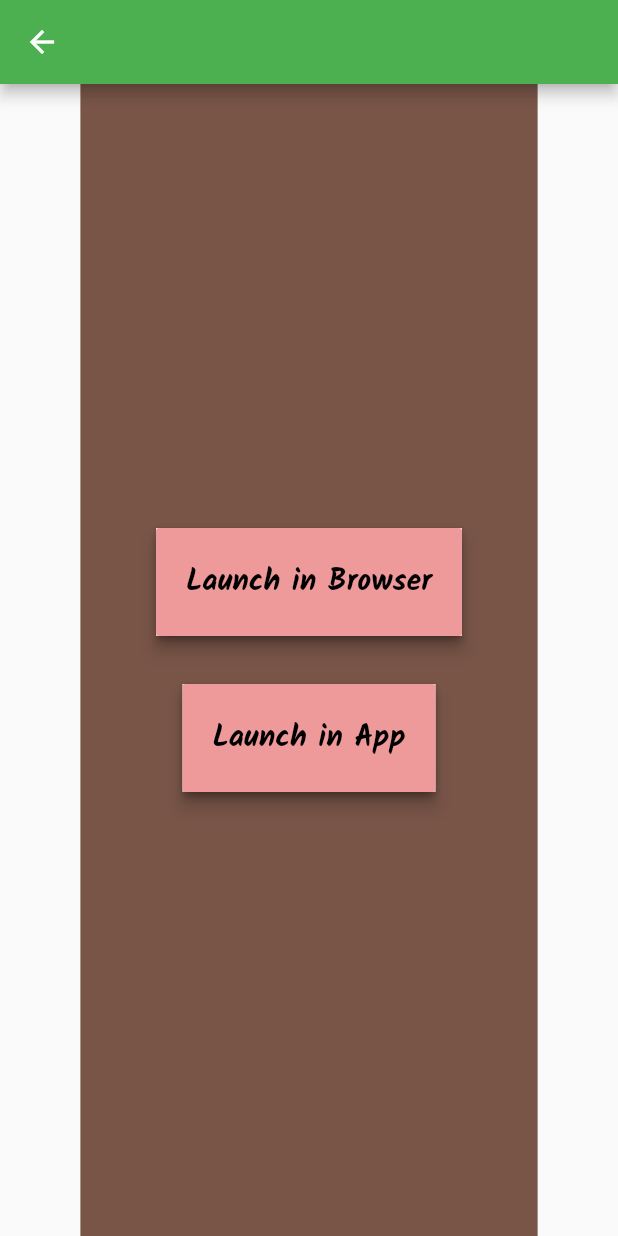
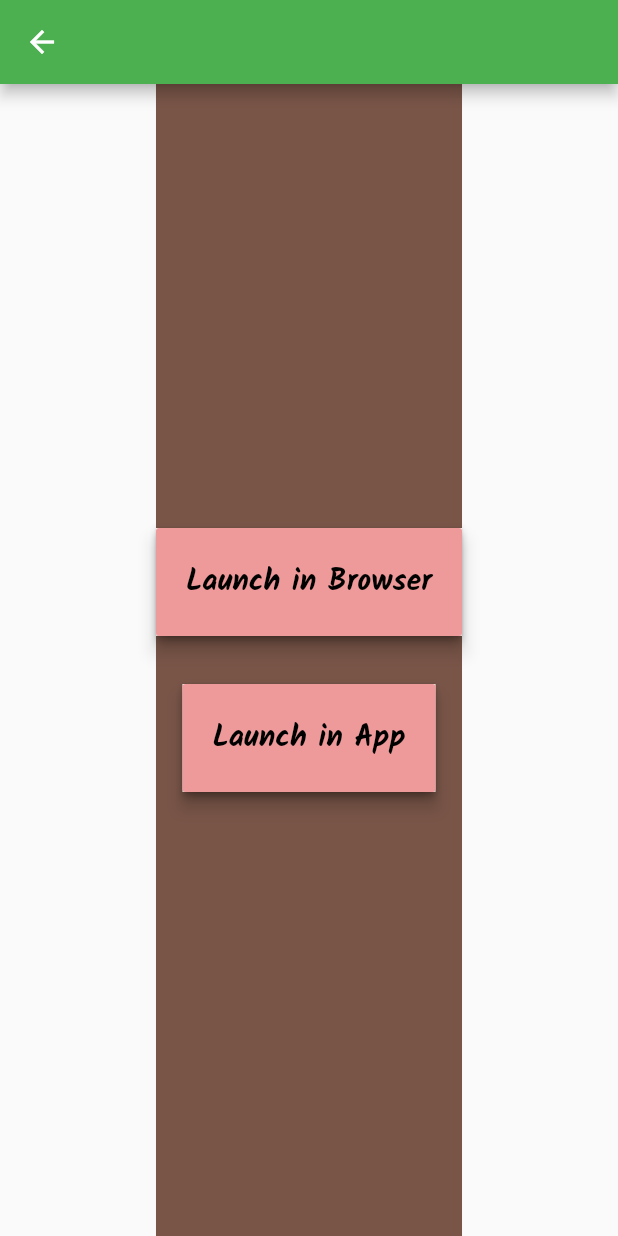
Before and after one commit to KnitidCeladon23/my_expiree_app, a Flutter app: the URLLauncher screen opened directly with empty values, on a phone screen of 412 x 824 dp. Run offline on Flutter 3.47's test engine with Material 2 defaults, Android fonts, the phone set to English and light mode, and no system bars; our stand-ins replace cloud_firestore, firebase_auth, flutter_local_notifications, google_fonts, rxdart, table_calendar; missing offline and left inert: firebase_helpers; accounts and stored records are empty.

Commit message:
remove padding widget

```diff
--- a/lib/screens/urlLauncher.dart
+++ b/lib/screens/urlLauncher.dart
@@ -119,8 +119,6 @@ class _URLLauncherState extends State<URLLauncher> {
       body: Center(
         child: Container(
           decoration: BoxDecoration(color: Colors.brown),
-          child: Padding(
-            padding: const EdgeInsets.all(50.4),
           child: Column(
             crossAxisAlignment: CrossAxisAlignment.center,
             mainAxisAlignment: MainAxisAlignment.center,
@@ -164,7 +162,6 @@ class _URLLauncherState extends State<URLLauncher> {
           ),
         ),
       ),
-      ),
     );
   }
 }
```
Lines whose indentation alone changed are shown as unchanged.
